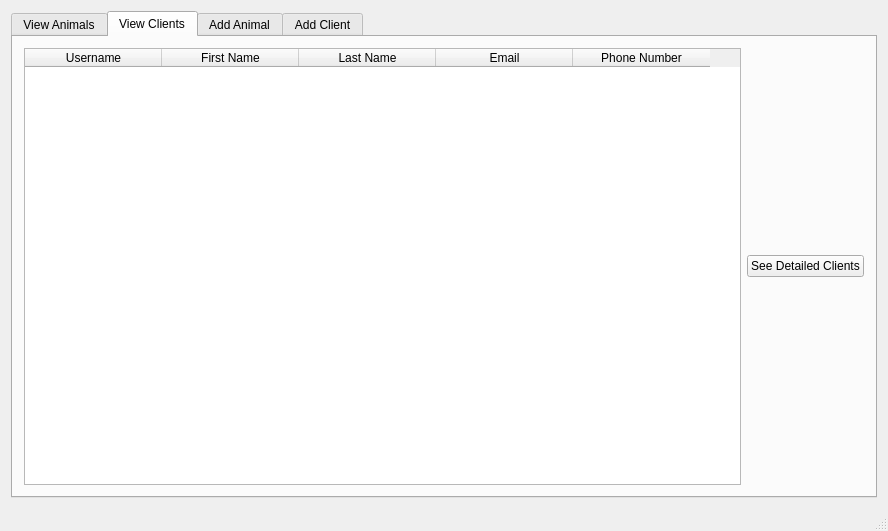
This is CUACS/cuacsview.ui in davidNguyenCU/3004cuACS as Qt 5 draws it before an edit. The edited form follows.
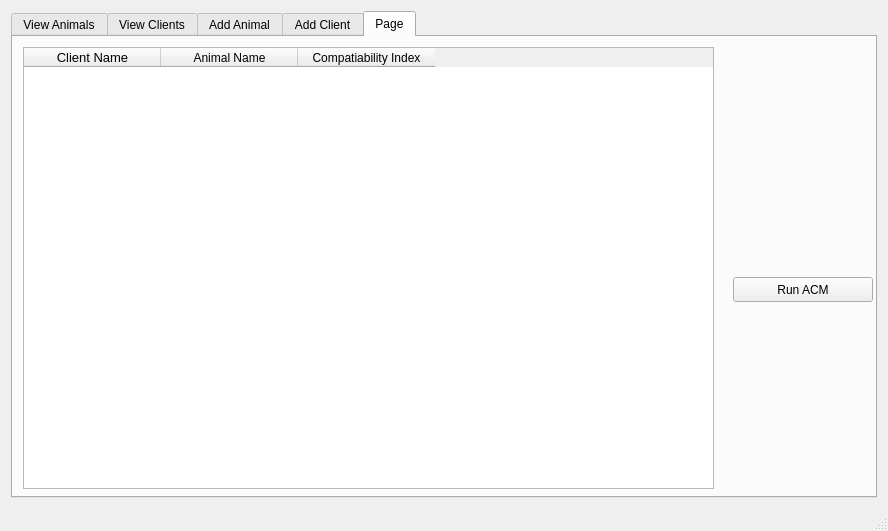
This is the edited form.

Commit message: Created UI for ACM.

What changed in the file:
```diff
--- a/CUACS/cuacsview.ui
+++ b/CUACS/cuacsview.ui
@@ -27,7 +27,7 @@
        <number>-2</number>
       </property>
       <property name="currentIndex">
-       <number>1</number>
+       <number>4</number>
       </property>
       <widget class="QWidget" name="tab">
        <attribute name="title">
@@ -1240,6 +1240,81 @@
         </layout>
        </widget>
       </widget>
+      <widget class="QWidget" name="tab_4">
+       <attribute name="title">
+        <string>Page</string>
+       </attribute>
+       <widget class="QTableWidget" name="clientTable_2">
+        <property name="geometry">
+         <rect>
+          <x>10</x>
+          <y>10</y>
+          <width>691</width>
+          <height>442</height>
+         </rect>
+        </property>
+        <property name="sizePolicy">
+         <sizepolicy hsizetype="Expanding" vsizetype="Expanding">
+          <horstretch>10</horstretch>
+          <verstretch>10</verstretch>
+         </sizepolicy>
+        </property>
+        <property name="editTriggers">
+         <set>QAbstractItemView::NoEditTriggers</set>
+        </property>
+        <property name="columnCount">
+         <number>3</number>
+        </property>
+        <attribute name="horizontalHeaderCascadingSectionResizes">
+         <bool>true</bool>
+        </attribute>
+        <attribute name="horizontalHeaderDefaultSectionSize">
+         <number>137</number>
+        </attribute>
+        <attribute name="horizontalHeaderHighlightSections">
+         <bool>true</bool>
+        </attribute>
+        <attribute name="horizontalHeaderStretchLastSection">
+         <bool>false</bool>
+        </attribute>
+        <attribute name="verticalHeaderCascadingSectionResizes">
+         <bool>true</bool>
+        </attribute>
+        <column>
+         <property name="text">
+          <string>Client Name</string>
+         </property>
+         <property name="font">
+          <font>
+           <pointsize>10</pointsize>
+          </font>
+         </property>
+        </column>
+        <column>
+         <property name="text">
+          <string>Animal Name</string>
+         </property>
+        </column>
+        <column>
+         <property name="text">
+          <string>Compatiability Index</string>
+         </property>
+        </column>
+       </widget>
+       <widget class="QPushButton" name="detailedClientsBtn_2">
+        <property name="geometry">
+         <rect>
+          <x>720</x>
+          <y>240</y>
+          <width>140</width>
+          <height>25</height>
+         </rect>
+        </property>
+        <property name="text">
+         <string>Run ACM</string>
+        </property>
+       </widget>
+      </widget>
      </widget>
     </item>
    </layout>
```
